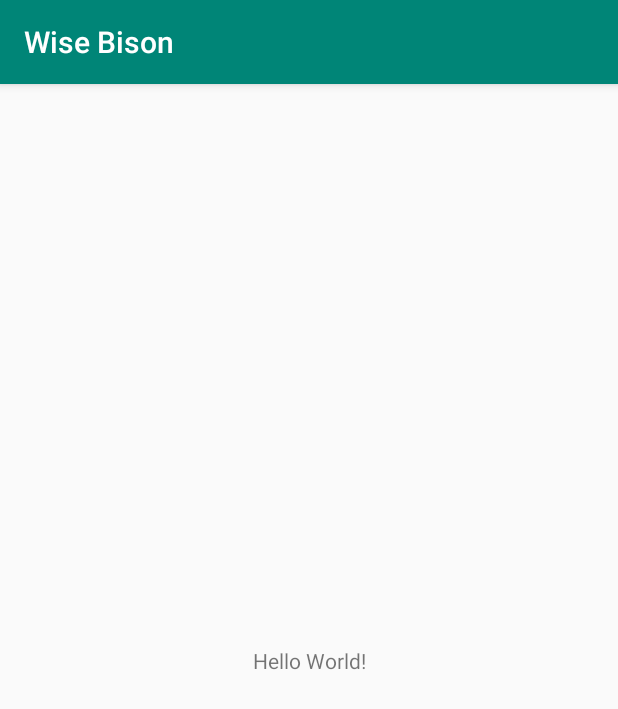
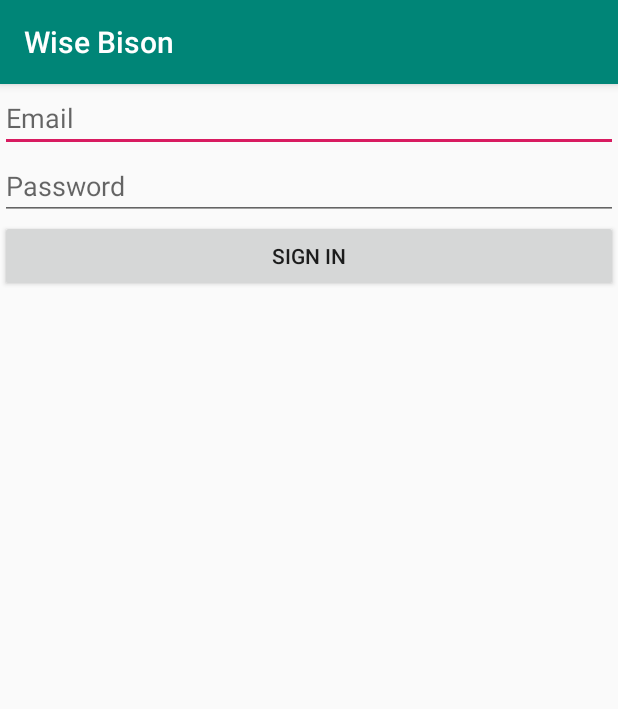
Before and after one commit to goldthorp/leide, an Android app: the screen it shows after launch (MainActivity before the commit, LoginActivity after it), on a phone screen of 412 x 824 dp. Shown: the top 709 px of the screen. Run offline under Robolectric (Android 15) with nearby library versions, the phone set to English and light mode, and no system bars; our stand-ins replace Firebase (no records; nobody signed in at launch, a user with empty details on screens opened directly).

Commit message:
WB-3: Firebase authentication

```diff
--- a/app/build.gradle
+++ b/app/build.gradle
@@ -1,4 +1,5 @@
 apply plugin: 'com.android.application'
+apply plugin: 'com.google.gms.google-services'
 
 android {
     compileSdkVersion 28
--- a/app/src/main/AndroidManifest.xml
+++ b/app/src/main/AndroidManifest.xml
@@ -16,6 +16,8 @@
                 <category android:name="android.intent.category.LAUNCHER" />
             </intent-filter>
         </activity>
+
+        <activity android:name=".view.auth.LoginActivity" />
     </application>
 
 </manifest>
--- a/app/src/main/java/com/goldthorp/wisebison/view/MainActivity.java
+++ b/app/src/main/java/com/goldthorp/wisebison/view/MainActivity.java
@@ -1,19 +1,44 @@
 package com.goldthorp.wisebison.view;
 
+import androidx.annotation.Nullable;
 import androidx.appcompat.app.AppCompatActivity;
 
+import android.content.Intent;
 import android.os.Bundle;
 
 import com.goldthorp.wisebison.R;
 import com.goldthorp.wisebison.data.AppDatabase;
+import com.goldthorp.wisebison.view.auth.LoginActivity;
+import com.google.firebase.auth.FirebaseAuth;
+import com.google.firebase.auth.FirebaseUser;
 
 public class MainActivity extends AppCompatActivity {
+
+  private static final int LOGIN_REQUEST_CODE = 1;
 
   @Override
   protected void onCreate(Bundle savedInstanceState) {
     super.onCreate(savedInstanceState);
     setContentView(R.layout.activity_main);
 
-    AppDatabase.getInstance(this);
+    // Check if user is already signed in to firebase. If so, start backup immediately. If not,
+    // start login activity and start backup once authentication is complete
+    final FirebaseUser currentUser = FirebaseAuth.getInstance().getCurrentUser();
+    if (currentUser == null) {
+      final Intent intent = new Intent(this, LoginActivity.class);
+      startActivityForResult(intent, LOGIN_REQUEST_CODE);
+    } else {
+//      Backup.start(this);
+    }
+  }
+
+  // Start the backup once user is logged in
+  @Override
+  protected void onActivityResult(
+    final int requestCode, final int resultCode, @Nullable final Intent data) {
+    super.onActivityResult(requestCode, resultCode, data);
+    if (requestCode == LOGIN_REQUEST_CODE && resultCode == RESULT_OK) {
+//      Backup.start(this);
+    }
   }
 }
--- /dev/null
+++ b/app/src/main/java/com/goldthorp/wisebison/view/auth/LoginActivity.java
@@ -0,0 +1,36 @@
+package com.goldthorp.wisebison.view.auth;
+
+import android.os.Bundle;
+import android.util.Log;
+import android.view.View;
+import android.widget.EditText;
+
+import androidx.appcompat.app.AppCompatActivity;
+
+import com.goldthorp.wisebison.R;
+import com.google.firebase.auth.FirebaseAuth;
+
+public class LoginActivity extends AppCompatActivity {
+
+  @Override
+  protected void onCreate(final Bundle savedInstanceState) {
+    super.onCreate(savedInstanceState);
+    setContentView(R.layout.activity_login);
+  }
+
+  public void onClickSignIn(final View view) {
+    final EditText emailEditText = findViewById(R.id.email_edit_text);
+    final EditText passwordEditText = findViewById(R.id.password_edit_text);
+    final String email = emailEditText.getText().toString();
+    final String password = passwordEditText.getText().toString();
+    FirebaseAuth.getInstance().signInWithEmailAndPassword(email, password)
+        .addOnCompleteListener(task -> {
+          if (task.isSuccessful()) {
+            setResult(RESULT_OK);
+            finish();
+          } else {
+            Log.d("LOGIN", "fail", task.getException());
+          }
+        });
+  }
+}
--- /dev/null
+++ b/app/src/main/res/layout/activity_login.xml
@@ -0,0 +1,31 @@
+<?xml version="1.0" encoding="utf-8"?>
+<androidx.constraintlayout.widget.ConstraintLayout xmlns:android="http://schemas.android.com/apk/res/android"
+    xmlns:tools="http://schemas.android.com/tools"
+    android:layout_width="match_parent"
+    android:layout_height="match_parent"
+    xmlns:app="http://schemas.android.com/apk/res-auto"
+    tools:context=".view.auth.LoginActivity">
+
+    <EditText
+        android:layout_width="match_parent"
+        android:layout_height="wrap_content"
+        android:id="@+id/email_edit_text"
+        app:layout_constraintTop_toTopOf="parent"
+        android:hint="Email"/>
+
+    <EditText
+        android:layout_width="match_parent"
+        android:layout_height="wrap_content"
+        android:id="@+id/password_edit_text"
+        app:layout_constraintTop_toBottomOf="@id/email_edit_text"
+        android:inputType="textPassword"
+        android:hint="Password"/>
+
+    <Button
+        android:layout_width="match_parent"
+        android:layout_height="wrap_content"
+        android:onClick="onClickSignIn"
+        app:layout_constraintTop_toBottomOf="@id/password_edit_text"
+        android:text="Sign In"/>
+
+</androidx.constraintlayout.widget.ConstraintLayout>
--- a/build.gradle
+++ b/build.gradle
@@ -8,6 +8,7 @@
     }
     dependencies {
         classpath 'com.android.tools.build:gradle:3.5.0'
+        classpath 'com.google.gms:google-services:4.3.3'
 
         // NOTE: Do not place your application dependencies here; they belong
         // in the individual module build.gradle files
```
